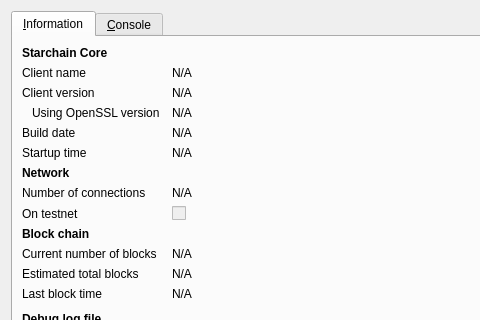
First picture: the form in src/qt/forms/rpcconsole.ui, repository wolfoxonly/scn, before the edit; both pictures show x 0 to 480 and y 0 to 320 of the 740 by 450 pixel window.
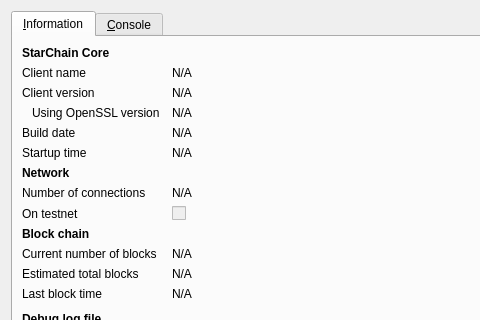
Second picture: the form after the edit. Icons and pictures are not drawn.

Diff of the .ui file:
```diff
--- a/src/qt/forms/rpcconsole.ui
+++ b/src/qt/forms/rpcconsole.ui
@@ -36,7 +36,7 @@
           </font>
          </property>
          <property name="text">
-          <string>Starchain Core</string>
+          <string>StarChain Core</string>
          </property>
         </widget>
        </item>
```
Left out of the diff: 10 changed lines with no effect on the pictures.
